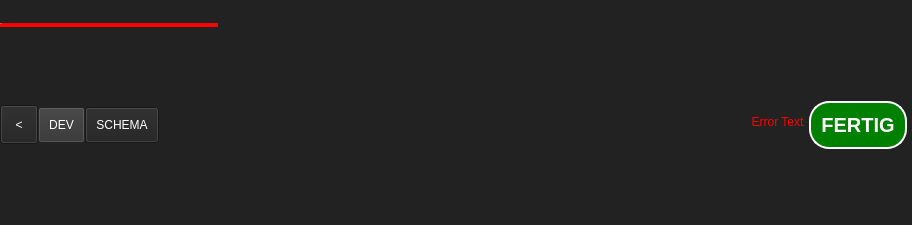
Qt form lfb_regeneration_wildlife_impact/gui/form/saveBar.ui (b-lack/qgis-fim-plugin) before a commit.
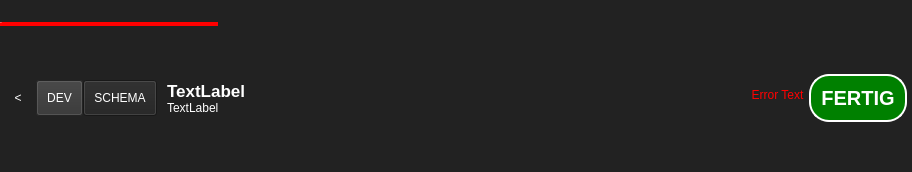
The same form after that commit.

Diff of the .ui file:
```diff
--- a/lfb_regeneration_wildlife_impact/gui/form/saveBar.ui
+++ b/lfb_regeneration_wildlife_impact/gui/form/saveBar.ui
@@ -7,7 +7,7 @@
     <x>0</x>
     <y>0</y>
     <width>912</width>
-    <height>225</height>
+    <height>172</height>
    </rect>
   </property>
   <property name="sizePolicy">
@@ -97,7 +97,7 @@
      <property name="maximumSize">
       <size>
        <width>16777215</width>
-       <height>150</height>
+       <height>100</height>
       </size>
      </property>
      <property name="autoFillBackground">
@@ -127,6 +127,14 @@
       </property>
       <item>
        <widget class="QToolButton" name="lfbHomeBtn">
+        <property name="cursor">
+         <cursorShape>PointingHandCursor</cursorShape>
+        </property>
+        <property name="styleSheet">
+         <string notr="true">color: #fff;
+background-color:#222;
+border:none;</string>
+        </property>
         <property name="text">
          <string>&lt;</string>
         </property>
@@ -154,25 +162,64 @@
        </widget>
       </item>
       <item>
-       <widget class="QLabel" name="lfbProcessInfo">
-        <property name="sizePolicy">
-         <sizepolicy hsizetype="Minimum" vsizetype="Minimum">
-          <horstretch>0</horstretch>
-          <verstretch>0</verstretch>
-         </sizepolicy>
+       <layout class="QVBoxLayout" name="verticalLayout_2">
+        <property name="leftMargin">
+         <number>10</number>
         </property>
-        <property name="font">
-         <font>
-          <pointsize>15</pointsize>
-         </font>
-        </property>
-        <property name="text">
-         <string/>
-        </property>
-        <property name="wordWrap">
-         <bool>true</bool>
-        </property>
-       </widget>
+        <item>
+         <spacer name="verticalSpacer_3">
+          <property name="orientation">
+           <enum>Qt::Vertical</enum>
+          </property>
+          <property name="sizeHint" stdset="0">
+           <size>
+            <width>20</width>
+            <height>40</height>
+           </size>
+          </property>
+         </spacer>
+        </item>
+        <item>
+         <widget class="QLabel" name="lfbId">
+          <property name="font">
+           <font>
+            <pointsize>13</pointsize>
+            <weight>75</weight>
+            <bold>true</bold>
+           </font>
+          </property>
+          <property name="styleSheet">
+           <string notr="true">padding:0;</string>
+          </property>
+          <property name="text">
+           <string>TextLabel</string>
+          </property>
+         </widget>
+        </item>
+        <item>
+         <widget class="QLabel" name="lfbProcessInfo">
+          <property name="styleSheet">
+           <string notr="true">padding:0;</string>
+          </property>
+          <property name="text">
+           <string>TextLabel</string>
+          </property>
+         </widget>
+        </item>
+        <item>
+         <spacer name="verticalSpacer_4">
+          <property name="orientation">
+           <enum>Qt::Vertical</enum>
+          </property>
+          <property name="sizeHint" stdset="0">
+           <size>
+            <width>20</width>
+            <height>40</height>
+           </size>
+          </property>
+         </spacer>
+        </item>
+       </layout>
       </item>
       <item>
        <spacer name="horizontalSpacer">
```
